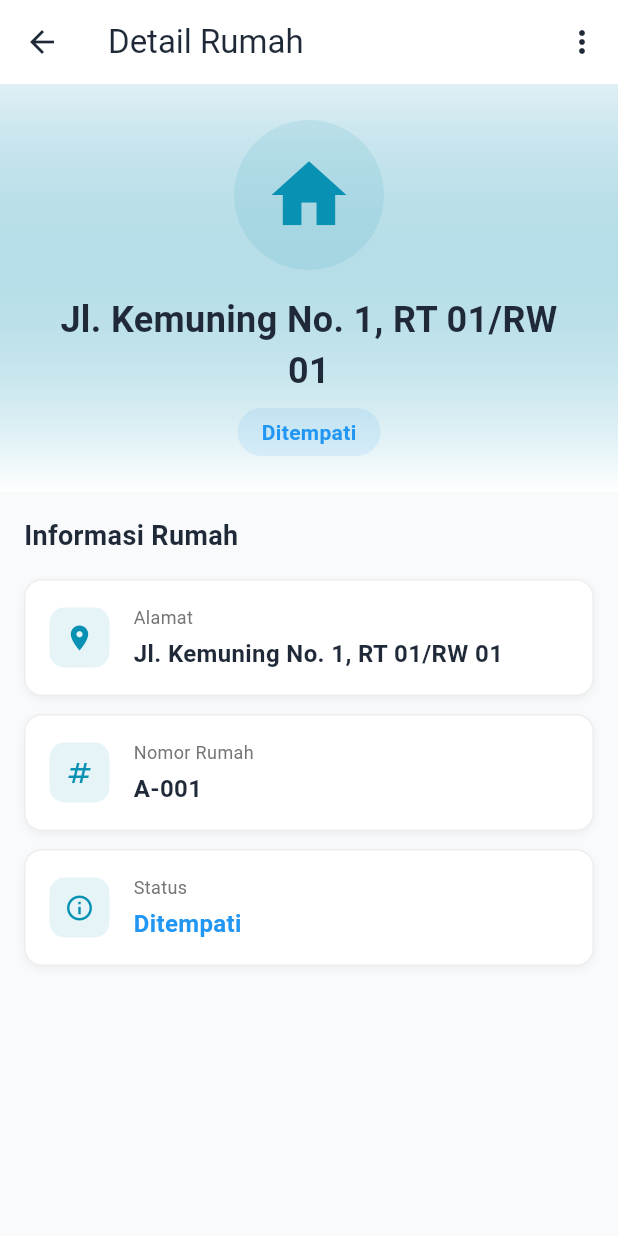
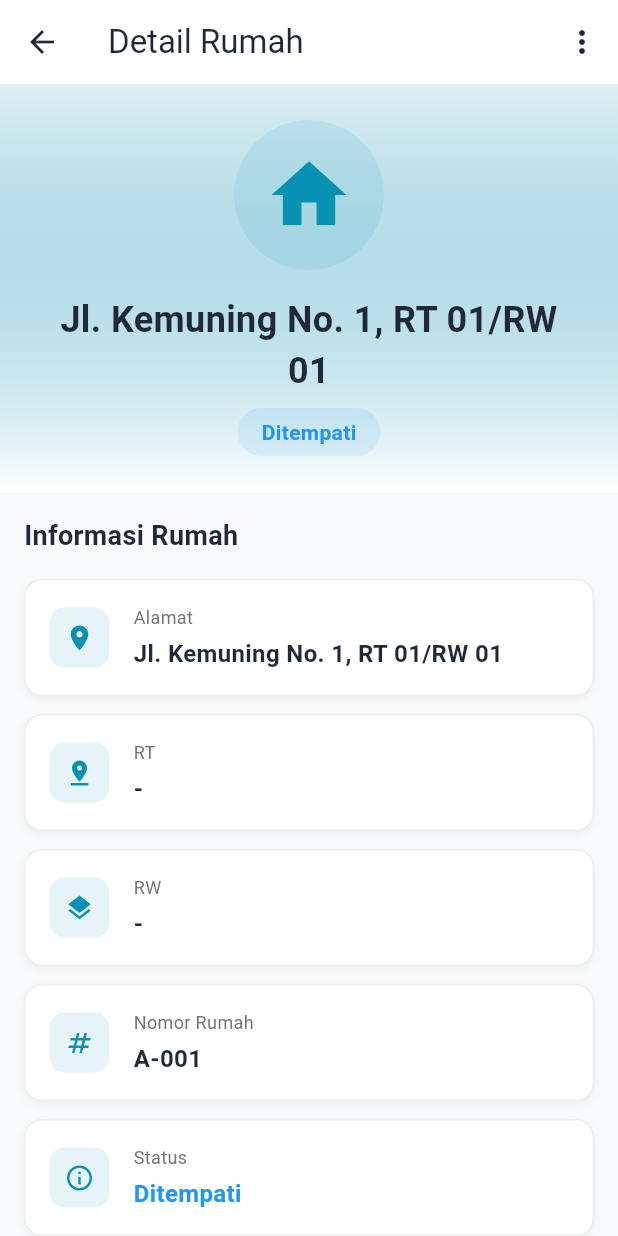
Before and after one commit to FirmanJK/PBL-Marketplace-Jawara, a Flutter app: the HouseDetailPage screen opened directly with sample values from the repository, on a phone screen of 412 x 824 dp. Run offline on Flutter 3.47's test engine with Material 3 defaults, Android fonts, the phone set to English and light mode, and no system bars; our stand-ins replace image_picker, local_auth, pdf, printing, responsive_framework, shared_preferences and 1 more; accounts and stored records are empty; network calls fail; Roboto replaces fonts that are missing (Poppins).

Commit message:
feat: Enhance house model and detail page with residents information and backend data loading

```diff
--- a/lib/models/house.dart
+++ b/lib/models/house.dart
@@ -1,3 +1,5 @@
+import 'resident.dart';
+
 class House {
   final int id;
   final String? houseNumber;
@@ -8,6 +10,7 @@ class House {
   final String? status;
   final DateTime? createdAt;
   final DateTime? updatedAt;
+  final List<Resident>? residents;
 
   const House({
     required this.id,
@@ -19,6 +22,7 @@ class House {
     this.status = 'available',
     this.createdAt,
     this.updatedAt,
+    this.residents,
   });
 
   factory House.fromJson(Map<String, dynamic> json) {
@@ -32,6 +36,9 @@ class House {
       status: json['status'] as String? ?? 'available',
       createdAt: json['created_at'] != null ? DateTime.tryParse(json['created_at'] as String) : null,
       updatedAt: json['updated_at'] != null ? DateTime.tryParse(json['updated_at'] as String) : null,
+      residents: (json['residents'] as List<dynamic>?)
+          ?.map((e) => Resident.fromJson(e as Map<String, dynamic>))
+          .toList(),
     );
   }
 
@@ -44,6 +51,7 @@ class House {
       'rw': rw,
       'status': status,
       'resident_count': residentCount,
+      'residents': residents?.map((r) => r.toJson()).toList(),
       'created_at': createdAt?.toIso8601String(),
       'updated_at': updatedAt?.toIso8601String(),
     };
--- a/lib/pages/residents/house_detail.dart
+++ b/lib/pages/residents/house_detail.dart
@@ -1,5 +1,7 @@
 import 'package:flutter/material.dart';
 import 'package:jawara/models/house.dart';
+import 'package:jawara/models/resident.dart';
+import 'package:jawara/pages/residents/residents_detail.dart';
 import 'package:jawara/utils/toast_helper.dart';
 import 'package:jawara/pages/residents/houses_edit.dart';
 import 'package:jawara/services/house_service.dart';
@@ -200,6 +202,20 @@ class HouseDetailPage extends StatelessWidget {
                   const SizedBox(height: 12),
 
                   _buildInfoCard(
+                    icon: Icons.pin_drop,
+                    label: 'RT',
+                    value: house.rt ?? '-',
+                  ),
+                  const SizedBox(height: 12),
+
+                  _buildInfoCard(
+                    icon: Icons.layers,
+                    label: 'RW',
+                    value: house.rw ?? '-',
+                  ),
+                  const SizedBox(height: 12),
+
+                  _buildInfoCard(
                     icon: Icons.numbers,
                     label: 'Nomor Rumah',
                     value: (house.houseNumber ?? house.id.toString()),
@@ -212,6 +228,43 @@ class HouseDetailPage extends StatelessWidget {
                     value: (house.residentCount > 0) ? 'Ditempati' : 'Tersedia',
                     valueColor: _getStatusColor((house.residentCount > 0) ? 'ditempati' : 'tersedia'),
                   ),
+                  const SizedBox(height: 18),
+
+                  if (house.residents != null && house.residents!.isNotEmpty) ...[
+                    const Text(
+                      'Penghuni',
+                      style: TextStyle(
+                        fontSize: 18,
+                        fontWeight: FontWeight.bold,
+                        color: Color(0xFF1F2937),
+                      ),
+                    ),
+                    const SizedBox(height: 12),
+                    Container(
+                      decoration: BoxDecoration(
+                        color: Colors.white,
+                        borderRadius: BorderRadius.circular(12),
+                        border: Border.all(color: Colors.grey.shade200),
+                      ),
+                      child: Column(
+                        children: house.residents!.map((resident) {
+                          return ListTile(
+                            title: Text(resident.name),
+                            subtitle: Text(resident.nik),
+                            trailing: const Icon(Icons.chevron_right),
+                            onTap: () {
+                              Navigator.push(
+                                context,
+                                MaterialPageRoute(
+                                  builder: (context) => ResidentsDetailPage(resident: resident),
+                                ),
+                              );
+                            },
+                          );
+                        }).toList(),
+                      ),
+                    ),
+                  ],
                 ],
               ),
             ),
```
Also changed, not shown: lib/pages/residents/houses_list.dart (+24 -8 lines).
